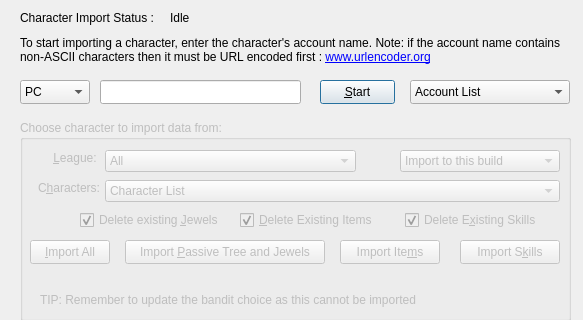
First picture: the form in Assets/dlgBuildImport.ui, repository PathOfBuildingCommunity/PathOfBuilding-Python, before the edit; both pictures show x 0 to 583 and y 0 to 320 of the 583 by 490 pixel window.
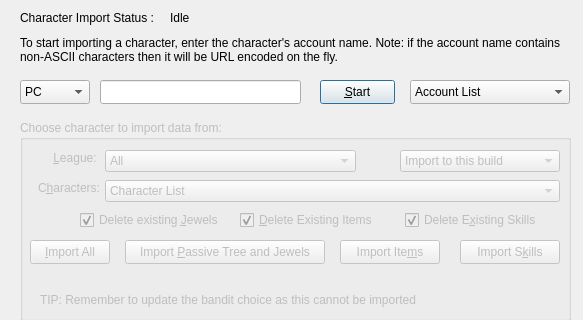
Second picture: the form after the edit. Icons and pictures are not drawn.

Patch:
```diff
--- a/Assets/dlgBuildImport.ui
+++ b/Assets/dlgBuildImport.ui
@@ -53,7 +53,7 @@
     </rect>
    </property>
    <property name="text">
-    <string>To start importing a character, enter the character's account name. Note: if the account name contains non-ASCII characters then it must be URL encoded first : &lt;a href=&quot;https://www.urlencoder.org/&quot;&gt;www.urlencoder.org&lt;/a&gt;</string>
+    <string>To start importing a character, enter the character's account name. Note: if the account name contains non-ASCII characters then it will be URL encoded on the fly.</string>
    </property>
    <property name="wordWrap">
     <bool>true</bool>
```
Left out of the diff: 4 changed lines with no effect on the pictures.
